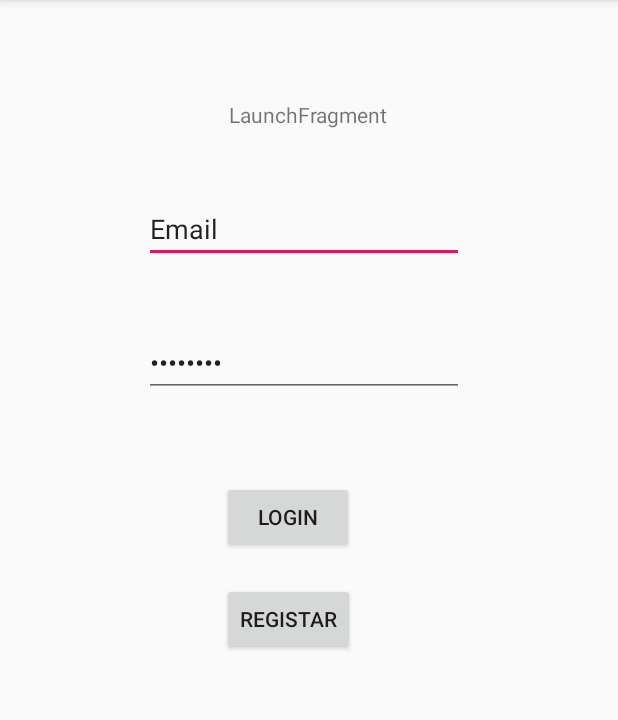
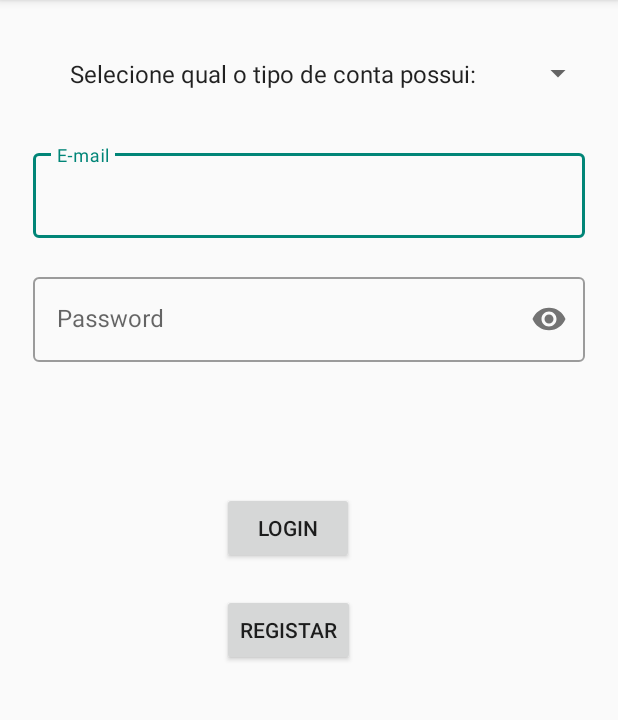
Before and after one commit to jbugalho/footdream, an Android app: the screen it shows after launch (Launch), on a phone screen of 412 x 824 dp, the part 84-804 px from its top. Run offline under Robolectric (Android 15) with nearby library versions, the phone set to English and light mode, and no system bars.

Commit message:
edittext a utilizar material design, spinner adicionado para selecao de tipo de login

```diff
--- a/footdream/app/build.gradle
+++ b/footdream/app/build.gradle
@@ -32,5 +32,6 @@ dependencies {
     androidTestImplementation 'androidx.test.ext:junit:1.1.0'
     androidTestImplementation 'androidx.test.espresso:espresso-core:3.1.1'
     implementation project(':mysql-connector-java-5.1.45-bin')
-    implementation 'com.google.android.material:material:1.1.0'
+
+    implementation 'com.google.android.material:material:1.0.0'
 }
--- a/footdream/app/src/main/java/com/bugalho/footdream/ui/launch/LaunchFragment.java
+++ b/footdream/app/src/main/java/com/bugalho/footdream/ui/launch/LaunchFragment.java
@@ -28,6 +28,7 @@ import com.bugalho.footdream.MainActivity;
 import com.bugalho.footdream.R;
 import com.bugalho.footdream.ui.register.RegisterFragment;
 import com.bugalho.footdream.ui.register.RegisterViewModel;
+import com.google.android.material.textfield.TextInputLayout;
 
 import java.sql.ResultSet;
 import java.sql.SQLException;
@@ -46,6 +47,8 @@ public class LaunchFragment extends Fragment {
     private EditText passwordUsada;
     private TextView texto;
     private Button registar;
+    private TextInputLayout emailLayout;
+    private TextInputLayout passwordLayout;
     @Nullable
     @Override
     public View onCreateView(@NonNull LayoutInflater inflater, @Nullable ViewGroup container,
@@ -59,6 +62,8 @@ public class LaunchFragment extends Fragment {
         passwordUsada = root.findViewById(R.id.password);
         texto = root.findViewById(R.id.message);
         registar = root.findViewById(R.id.register);
+        emailLayout = root.findViewById(R.id.LayoutEmail);
+        passwordLayout = root.findViewById(R.id.LayoutPassword);
 
         registar.setOnClickListener(new View.OnClickListener(){
             @Override
@@ -71,6 +76,15 @@ public class LaunchFragment extends Fragment {
         loginButton.setOnClickListener(new View.OnClickListener() {
             @Override
             public void onClick(View view) {
+                clubeLogin();
+
+
+            }
+        });
+        return root;
+    }
+
+    private void clubeLogin(){
         DatabaseBuilder queryAllUsers = new DatabaseBuilder(QueryMode.READ,"SELECT * FROM Clubes WHERE email='" + email.getText() + "' and password='" + passwordUsada.getText() + "';");
         Log.d("onClick", "onClick: teste");
         queryAllUsers.execute(new OnDatabaseBuilderQueryExecuteListener() {
@@ -81,14 +95,14 @@ public class LaunchFragment extends Fragment {
                 while (true) {
                     try {
                         if (!resultSet.next()){
-                                    texto.setText("E-mail ou password inválidos");
+
+                            emailLayout.setError("E-mail ou Password errados!");
+                            passwordLayout.setError("E-mail ou Password errados!");
                             break;
                         }
 
                         if(resultSet.getString("password").equals(passwordUsada.getText().toString())){
-                                    texto.setText("Login Correto");
                             Log.d("login", "OnGetResultHandler: " + resultSet.getString("password"));
-
                             Intent intent = new Intent(getActivity(), MainActivity.class);
                             startActivity(intent);
                             getActivity().finish();
@@ -105,7 +119,4 @@ public class LaunchFragment extends Fragment {
         });
 
     }
-        });
-        return root;
 }
-}
--- /dev/null
+++ b/footdream/app/src/main/res/drawable/loading.xml
@@ -0,0 +1,4 @@
+<?xml version="1.0" encoding="utf-8"?>
+<animation-list xmlns:android="http://schemas.android.com/apk/res/android">
+
+</animation-list>
--- a/footdream/app/src/main/res/layout/launch_fragment.xml
+++ b/footdream/app/src/main/res/layout/launch_fragment.xml
@@ -3,46 +3,66 @@
     xmlns:app="http://schemas.android.com/apk/res-auto"
     xmlns:tools="http://schemas.android.com/tools"
     android:id="@+id/launch"
+    style="@style/Widget.MaterialComponents.TextInputLayout.OutlinedBox"
     android:layout_width="match_parent"
     android:layout_height="match_parent"
-    tools:context=".ui.launch.LaunchFragment"
-    style="@style/Widget.MaterialComponents.TextInputLayout.OutlinedBox">
+    android:orientation="vertical"
+    tools:context=".ui.launch.LaunchFragment"><![CDATA[
 
-    <TextView
-        android:id="@+id/message"
-        android:layout_width="wrap_content"
+    android:layout_width="match_parent"
     android:layout_height="wrap_content"
-        android:text="LaunchFragment"
+    android:orientation="horizontal">
+
+    ]]>
+
+    <LinearLayout
+        android:id="@+id/linearLayout"
+        android:layout_width="0dp"
+        android:layout_height="wrap_content"
+        android:layout_margin="12dp"
+        android:layout_weight="2"
+        android:orientation="vertical"
+        android:padding="10dp"
         app:layout_constraintBottom_toBottomOf="parent"
         app:layout_constraintEnd_toEndOf="parent"
-        app:layout_constraintHorizontal_bias="0.498"
         app:layout_constraintStart_toStartOf="parent"
         app:layout_constraintTop_toTopOf="parent"
-        app:layout_constraintVertical_bias="0.089" />
+        app:layout_constraintVertical_bias="0.134">
 
-    <EditText
+        <com.google.android.material.textfield.TextInputLayout
+            android:id="@+id/LayoutEmail"
+            style="@style/Widget.MaterialComponents.TextInputLayout.OutlinedBox"
+            android:layout_width="match_parent"
+            android:layout_height="wrap_content"
+            android:hint="E-mail"
+            app:errorEnabled="true">
+
+            <com.google.android.material.textfield.TextInputEditText
                 android:id="@+id/email"
-        android:layout_width="wrap_content"
+                android:layout_width="match_parent"
                 android:layout_height="wrap_content"
-        android:layout_marginStart="96dp"
-        android:layout_marginTop="44dp"
-        android:ems="10"
-        android:text="Email"
                 android:inputType="textEmailAddress"
-        app:layout_constraintStart_toStartOf="parent"
-        app:layout_constraintTop_toBottomOf="@+id/message" />
+                android:textSize="16sp" />
 
-    <EditText
+        </com.google.android.material.textfield.TextInputLayout>
+
+        <com.google.android.material.textfield.TextInputLayout
+            android:id="@+id/LayoutPassword"
+            style="@style/Widget.MaterialComponents.TextInputLayout.OutlinedBox"
+            android:layout_width="match_parent"
+            android:layout_height="wrap_content"
+            android:hint="Password"
+            app:errorEnabled="true"
+            app:passwordToggleEnabled="true">
+
+            <com.google.android.material.textfield.TextInputEditText
                 android:id="@+id/password"
-        android:layout_width="wrap_content"
+                android:layout_width="match_parent"
                 android:layout_height="wrap_content"
-        android:layout_marginStart="96dp"
-        android:layout_marginTop="44dp"
-        android:ems="10"
-        android:text="Password"
                 android:inputType="textPassword"
-        app:layout_constraintStart_toStartOf="parent"
-        app:layout_constraintTop_toBottomOf="@+id/email" />
+                android:textSize="16sp" />
+        </com.google.android.material.textfield.TextInputLayout>
+    </LinearLayout>
 
     <Button
         android:id="@+id/login"
@@ -50,9 +70,10 @@
         android:layout_height="wrap_content"
         android:layout_marginStart="148dp"
         android:layout_marginTop="56dp"
+        android:layout_marginRight="200dp"
         android:text="Login"
         app:layout_constraintStart_toStartOf="parent"
-        app:layout_constraintTop_toBottomOf="@+id/password" />
+        app:layout_constraintTop_toBottomOf="@+id/linearLayout" />
 
     <Button
         android:id="@+id/register"
@@ -63,4 +84,18 @@
         android:text="Registar"
         app:layout_constraintStart_toStartOf="parent"
         app:layout_constraintTop_toBottomOf="@+id/login" />
+
+    <Spinner
+        android:id="@+id/spinner"
+        android:layout_width="357dp"
+        android:layout_height="39dp"
+        android:entries="@array/tipos_login"
+        app:layout_constraintBottom_toTopOf="@+id/linearLayout"
+        app:layout_constraintEnd_toEndOf="parent"
+        app:layout_constraintHorizontal_bias="0.703"
+        app:layout_constraintStart_toStartOf="parent"
+        app:layout_constraintTop_toTopOf="parent"
+        app:layout_constraintVertical_bias="0.622" />
+
+
 </androidx.constraintlayout.widget.ConstraintLayout>
--- a/footdream/app/src/main/res/values/strings.xml
+++ b/footdream/app/src/main/res/values/strings.xml
@@ -14,6 +14,13 @@
     <string name="menu_share">Share</string>
     <string name="menu_send">Send</string>
 
+    <string-array name="tipos_login">
+        <item>Selecione qual o tipo de conta possui:</item>
+        <item>Clube</item>
+        <item>Jogador</item>
+        <item>Treinador</item>
+    </string-array>
+
     <!-- TODO: Remove or change this placeholder text -->
     <string name="hello_blank_fragment">Hello blank fragment</string>
 </resources>
```
Also changed, not shown: footdream/build.gradle (line endings or trailing spaces), 1 other file. Lines whose indentation alone changed are shown as unchanged.
